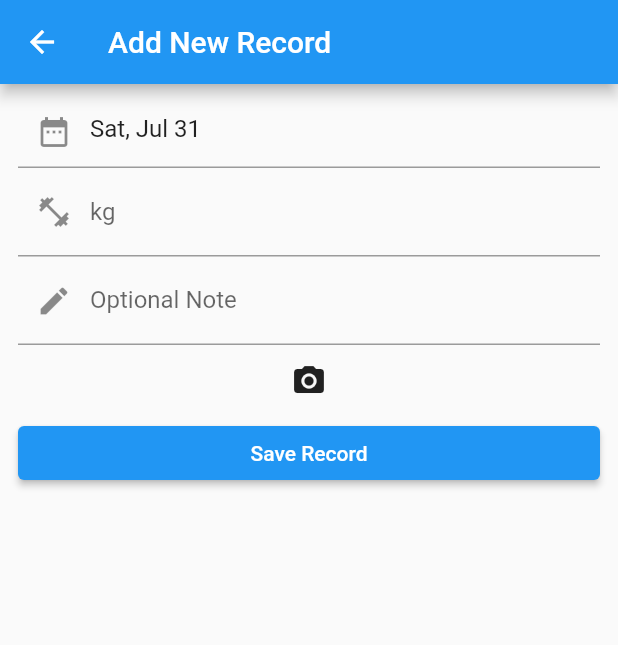
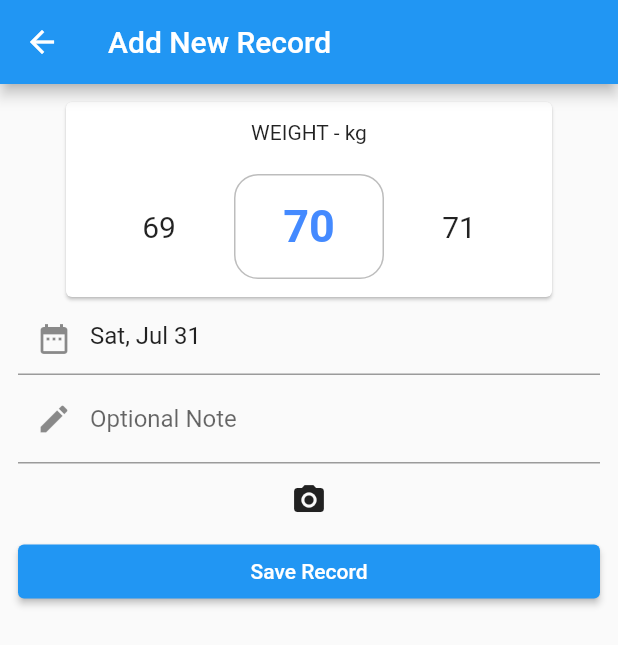
Before and after one commit to ozkayas/weight-tracker, a Flutter app: the AddRecordScreen screen opened directly, on a phone screen of 412 x 824 dp. Shown: the top 645 px of the screen. Run offline on Flutter 3.47's test engine with Material 2 defaults, Android fonts, the phone set to English and light mode, and no system bars; drawn by our look-alikes of numberpicker; our stand-ins replace fl_chart, freezed_annotation, get, get_storage, image_picker; accounts and stored records are empty.

Commit message:
Add weight picker card
Adding a user friendly horizontal number picker instead of textFormField

```diff
--- a/lib/views/add_record.dart
+++ b/lib/views/add_record.dart
@@ -8,6 +8,9 @@ import 'package:weight_tracker/models/record.dart';
 import 'package:weight_tracker/viewmodels/controller.dart';
 import 'dart:io';
 
+import 'package:weight_tracker/widgets/weight_card.dart';
+import 'package:weight_tracker/widgets/weight_picker_card.dart';
+
 class AddRecordScreen extends StatefulWidget {
   const AddRecordScreen({Key? key}) : super(key: key);
 
@@ -17,17 +20,22 @@ class AddRecordScreen extends StatefulWidget {
 
 class _AddRecordScreenState extends State<AddRecordScreen> {
   final Controller _controller = Get.find();
-  TextEditingController _date = TextEditingController();
-  TextEditingController _weight = TextEditingController();
-  TextEditingController _note = TextEditingController();
+  TextEditingController _dateController = TextEditingController();
+  //TextEditingController _weightController = TextEditingController();
+  TextEditingController _noteController = TextEditingController();
+  int _weight = 70;
   DateTime _selectedDate = DateTime.now();
   final _formKey = GlobalKey<FormState>();
   File? _imageFile;
   String? photoUrl;
 
+  void setWeight(int value){
+    _weight=value;
+  }
+
   @override
   Widget build(BuildContext context) {
-    _date.text = DateFormat('EEE, MMM d').format(_selectedDate);
+    _dateController.text = DateFormat('EEE, MMM d').format(_selectedDate);
 
     return Scaffold(
       appBar: AppBar(
@@ -39,8 +47,10 @@ class _AddRecordScreenState extends State<AddRecordScreen> {
           child: Form(
             key: _formKey,
             child: Column(children: [
+              //WeightCard(),
+              WeightPickerCard(setWeight: setWeight),
               TextFormField(
-                controller: _date,
+                controller: _dateController,
                 decoration: InputDecoration(
                   prefixIcon: Icon(Icons.date_range),
                   //labelText: 'Date',
@@ -50,7 +60,7 @@ class _AddRecordScreenState extends State<AddRecordScreen> {
                   setState(() {});
                 },
               ),
-              TextFormField(
+/*              TextFormField(
                 controller: _weight,
                 decoration: InputDecoration(
                     prefixIcon: Icon(
@@ -61,8 +71,6 @@ class _AddRecordScreenState extends State<AddRecordScreen> {
                     ),
 
                 keyboardType: TextInputType.numberWithOptions(decimal: true),
-
-                ///Todo; should allow decimal input or use a picker
                 inputFormatters: <TextInputFormatter>[
                   FilteringTextInputFormatter.digitsOnly
                 ],
@@ -72,20 +80,22 @@ class _AddRecordScreenState extends State<AddRecordScreen> {
                   }
                   return null;
                 },
-              ),
+              ),*/
               TextFormField(
-                controller: _note,
+                controller: _noteController,
                 maxLines: null,
                 decoration: InputDecoration(
                   prefixIcon: Icon(Icons.edit),
                   labelText: 'Optional Note',
                 ),
               ),
+
               IconButton(
                   onPressed: () async {
                     await captureSaveImage();
                   },
                   icon: Icon(Icons.camera_alt)),
+
               ConstrainedBox(
                 constraints: BoxConstraints.tightFor(
                   width: double.infinity,
@@ -115,7 +125,7 @@ class _AddRecordScreenState extends State<AddRecordScreen> {
                               ),
                         ),
                       ),
-                    )
+                    ),
             ]),
           ),
         ),
@@ -143,8 +153,9 @@ class _AddRecordScreenState extends State<AddRecordScreen> {
   void handleSave() {
     Record newRecord = Record(
         dateTime: _selectedDate,
-        weight: double.parse(_weight.text),
-        note: _note.text,
+        //weight: double.parse(_weightController.text),
+        weight: _weight.toDouble(),
+        note: _noteController.text,
         photoUrl: photoUrl);
     _controller.addRecord(newRecord);
     Get.back();
--- /dev/null
+++ b/lib/widgets/weight_picker_card.dart
@@ -0,0 +1,52 @@
+import 'package:flutter/material.dart';
+import 'package:numberpicker/numberpicker.dart';
+
+
+class WeightPickerCard extends StatefulWidget {
+  const WeightPickerCard({Key? key, required this.setWeight}) : super(key: key);
+  final Function setWeight;
+
+  @override
+  _WeightPickerCardState createState() => _WeightPickerCardState();
+}
+
+class _WeightPickerCardState extends State<WeightPickerCard> {
+  int _currentHorizontalIntValue = 70;
+
+
+  @override
+  Widget build(BuildContext context) {
+    return Card(child: Padding(
+      padding: const EdgeInsets.all(12.0),
+      child: Column(
+        children: [
+          Text('WEIGHT - kg'),
+          SizedBox(height: 20),
+          NumberPicker(
+            textStyle: TextStyle(fontSize: 20),
+            selectedTextStyle: TextStyle(fontSize: 30,fontWeight: FontWeight.bold, color: Colors.blueAccent),
+
+            itemWidth: 100,
+            itemCount: 3,
+            value: _currentHorizontalIntValue,
+            minValue: 40,
+            maxValue: 130,
+            step: 1,
+            itemHeight:70,
+            axis: Axis.horizontal,
+            onChanged: (value)
+            {
+
+              print(value);
+              setState(() => _currentHorizontalIntValue = value);
+              widget.setWeight(value);},
+              decoration: BoxDecoration(
+              borderRadius: BorderRadius.circular(16),
+              border: Border.all(color: Colors.black26),
+            ),
+          ),
+        ],
+      ),
+    ),);
+  }
+}
--- a/pubspec.yaml
+++ b/pubspec.yaml
@@ -37,6 +37,7 @@ dependencies:
   path:
   path_provider:
   image_picker:
+  numberpicker: ^2.1.1
 
 dev_dependencies:
   flutter_test:
```
Also changed, not shown: lib/widgets/weight_card.dart (+170 -1 lines), pubspec.lock.
